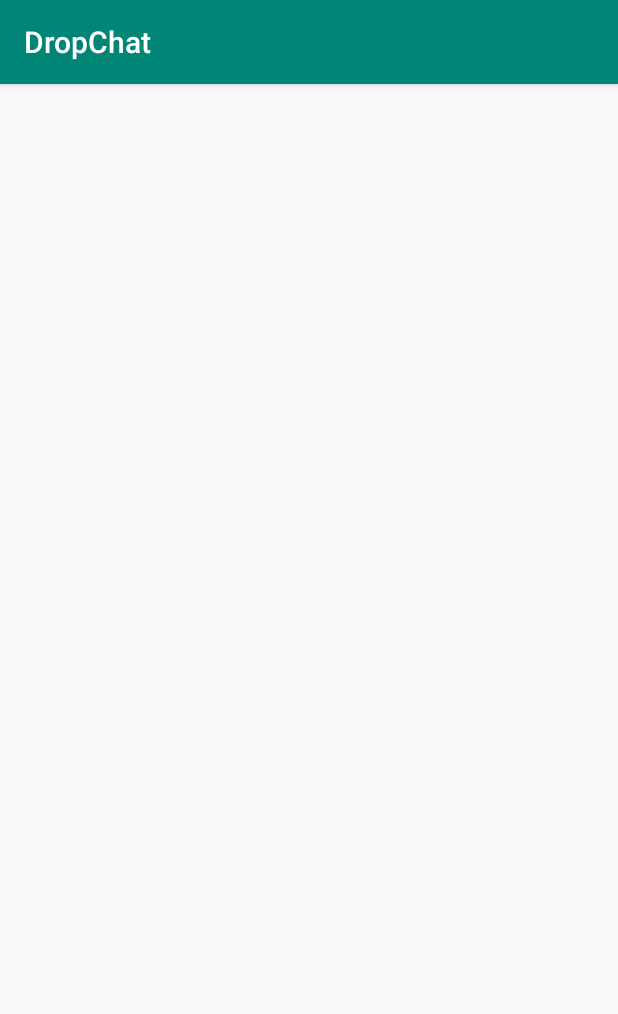
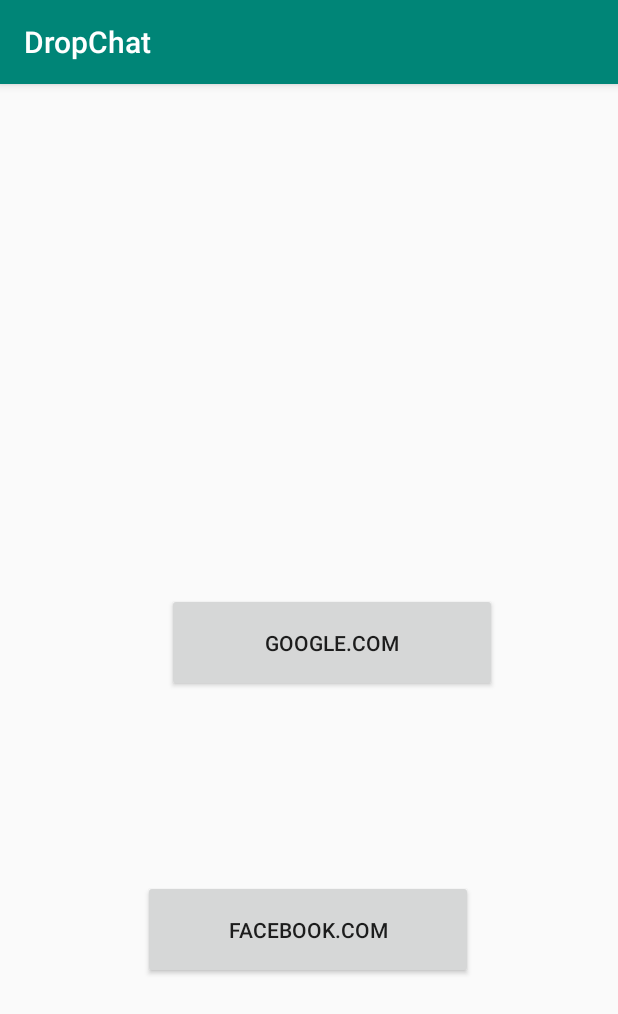
Before and after one commit to sniperking69/DORA, an Android app: the LogInActivity screen opened directly, with no data from a screen before it, on a phone screen of 412 x 824 dp. Shown: the top 1014 px of the screen. Run offline under Robolectric (Android 15) with nearby library versions, the phone set to English and light mode, and no system bars.

```diff
--- a/app/src/main/res/layout/activity_log_in.xml
+++ b/app/src/main/res/layout/activity_log_in.xml
@@ -6,4 +6,30 @@
     android:layout_height="match_parent"
     tools:context=".LogInActivity">
 
+    <Button
+        android:id="@+id/button2"
+        android:layout_width="220dp"
+        android:layout_height="66dp"
+        android:text="@string/btn_FB"
+        app:layout_constraintBottom_toBottomOf="parent"
+        app:layout_constraintEnd_toEndOf="parent"
+        app:layout_constraintHorizontal_bias="0.497"
+        app:layout_constraintStart_toStartOf="parent"
+        app:layout_constraintTop_toTopOf="parent"
+        app:layout_constraintVertical_bias="0.756" />
+
+    <Button
+        android:id="@+id/bt2"
+        android:layout_width="220dp"
+        android:layout_height="66dp"
+        android:layout_marginStart="111dp"
+        android:layout_marginTop="242dp"
+        android:layout_marginEnd="80dp"
+        android:text="@string/g_btn"
+        app:layout_constraintBottom_toBottomOf="parent"
+        app:layout_constraintEnd_toEndOf="parent"
+        app:layout_constraintHorizontal_bias="0.0"
+        app:layout_constraintStart_toStartOf="parent"
+        app:layout_constraintTop_toTopOf="parent"
+        app:layout_constraintVertical_bias="0.212" />
 </androidx.constraintlayout.widget.ConstraintLayout>
--- a/app/src/main/res/layout/activity_main.xml
+++ b/app/src/main/res/layout/activity_main.xml
@@ -7,12 +7,20 @@
     tools:context=".MainActivity">
 
     <TextView
-        android:layout_width="wrap_content"
-        android:layout_height="wrap_content"
+        android:layout_width="68dp"
+        android:layout_height="9dp"
         android:text="Hello World!"
         app:layout_constraintBottom_toBottomOf="parent"
         app:layout_constraintLeft_toLeftOf="parent"
         app:layout_constraintRight_toRightOf="parent"
         app:layout_constraintTop_toTopOf="parent" />
 
+    <Button
+        android:id="@+id/button"
+        android:layout_width="1061dp"
+        android:layout_height="0dp"
+        android:text="Button"
+        tools:layout_editor_absoluteX="-9dp"
+        tools:layout_editor_absoluteY="442dp" />
+
 </androidx.constraintlayout.widget.ConstraintLayout>
--- a/app/src/main/res/values/strings.xml
+++ b/app/src/main/res/values/strings.xml
@@ -6,4 +6,6 @@
     <string name="title_trending">Trending</string>
     <string name="title_new">Upload</string>
     <string name="title_profile">Profile</string>
+    <string name="btn_FB">Facebook.com</string>
+    <string name="g_btn">google.com</string>
 </resources>
```
